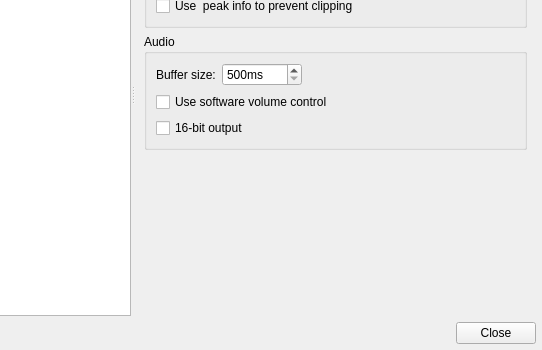
The window that src/qmmpui/forms/configdialog.ui (ksv1986/qmmp-staging) describes before a commit, drawn with Qt 5; both pictures show x 98 to 640 and y 139 to 489 of the 640 by 489 pixel window.
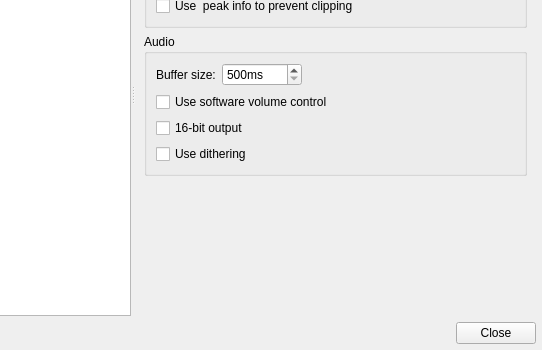
The same window after the commit. The open tabs and pages were chosen to show the change. Icons and pictures are not drawn.

Commit message: added dithering support

```diff
--- a/src/qmmpui/forms/configdialog.ui
+++ b/src/qmmpui/forms/configdialog.ui
@@ -820,6 +820,13 @@
              </property>
             </widget>
            </item>
+           <item row="3" column="0" colspan="3">
+            <widget class="QCheckBox" name="ditheringCheckBox">
+             <property name="text">
+              <string>Use dithering</string>
+             </property>
+            </widget>
+           </item>
           </layout>
          </widget>
         </item>
```
The commit also changes 7 other files.
